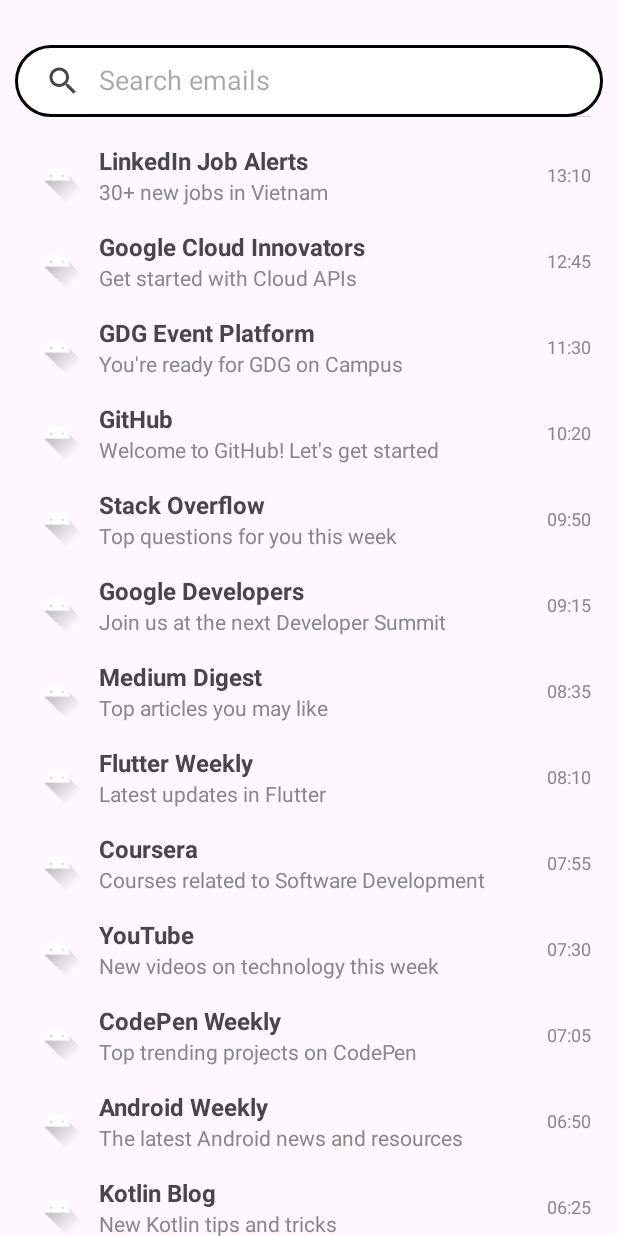
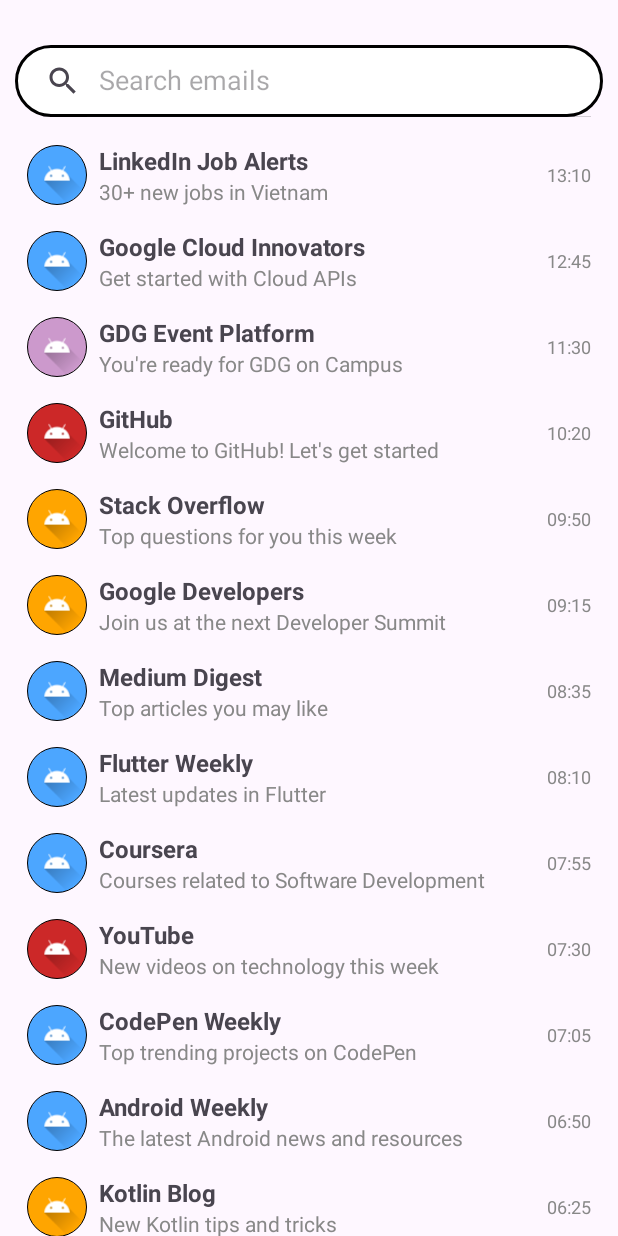
Before and after one commit to cuongceg/Gmail_Recycle_View, an Android app: the screen it shows after launch (MainActivity), on a phone screen of 412 x 824 dp. Run offline under Robolectric (Android 15) with nearby library versions, the phone set to English and light mode, and no system bars.

Commit message:
refactor: add background color to icon

```diff
--- a/app/src/main/java/com/example/gmail/MainActivity.kt
+++ b/app/src/main/java/com/example/gmail/MainActivity.kt
@@ -17,24 +17,24 @@ class MainActivity : AppCompatActivity() {
         val emails = listOf(
             Email("LinkedIn Job Alerts", "30+ new jobs in Vietnam", "13:10"),
             Email("Google Cloud Innovators", "Get started with Cloud APIs", "12:45"),
-            Email("GDG Event Platform", "You're ready for GDG on Campus", "11:30"),
-            Email("GitHub", "Welcome to GitHub! Let's get started", "10:20"),
-            Email("Stack Overflow", "Top questions for you this week", "09:50"),
-            Email("Google Developers", "Join us at the next Developer Summit", "09:15"),
+            Email("GDG Event Platform", "You're ready for GDG on Campus", "11:30",R.drawable.avatar_light_purple_background),
+            Email("GitHub", "Welcome to GitHub! Let's get started", "10:20",R.drawable.avatar_red_background),
+            Email("Stack Overflow", "Top questions for you this week", "09:50",R.drawable.avatar_orange_background),
+            Email("Google Developers", "Join us at the next Developer Summit", "09:15",R.drawable.avatar_orange_background),
             Email("Medium Digest", "Top articles you may like", "08:35"),
             Email("Flutter Weekly", "Latest updates in Flutter", "08:10"),
             Email("Coursera", "Courses related to Software Development", "07:55"),
-            Email("YouTube", "New videos on technology this week", "07:30"),
+            Email("YouTube", "New videos on technology this week", "07:30",R.drawable.avatar_red_background),
             Email("CodePen Weekly", "Top trending projects on CodePen", "07:05"),
             Email("Android Weekly", "The latest Android news and resources", "06:50"),
-            Email("Kotlin Blog", "New Kotlin tips and tricks", "06:25"),
+            Email("Kotlin Blog", "New Kotlin tips and tricks", "06:25",R.drawable.avatar_orange_background),
             Email("JetBrains", "Explore new IntelliJ features", "06:00"),
             Email("Google Analytics", "Your weekly performance report", "05:45"),
             Email("Firebase Updates", "What's new in Firebase?", "05:30"),
-            Email("Google Play Console", "App performance insights", "05:15"),
+            Email("Google Play Console", "App performance insights", "05:15",R.drawable.avatar_orange_background),
             Email("Udacity", "Programming Nanodegree courses available", "04:50"),
             Email("LinkedIn Learning", "Recommended learning paths for you", "04:30"),
-            Email("TechCrunch", "Top tech news of the day", "04:10")
+            Email("TechCrunch", "Top tech news of the day", "04:10",R.drawable.avatar_light_purple_background)
         )
 
         val recyclerView: RecyclerView = findViewById(R.id.recyclerView)
--- a/app/src/main/java/com/example/gmail/adapter/EmailAdapter.kt
+++ b/app/src/main/java/com/example/gmail/adapter/EmailAdapter.kt
@@ -28,7 +28,7 @@ class EmailAdapter(private var emails: List<Email>):RecyclerView.Adapter<EmailAd
 
     override fun onBindViewHolder(holder: EmailViewHolder, position: Int) {
         val email = emails[position]
-        holder.iconImageView.setImageResource(email.imageId)
+        holder.iconImageView.setBackgroundResource(email.backgroundId)
         holder.titleTextView.text = email.title
         holder.descriptionTextView.text = email.description
         holder.timestampTextView.text = email.time
```
